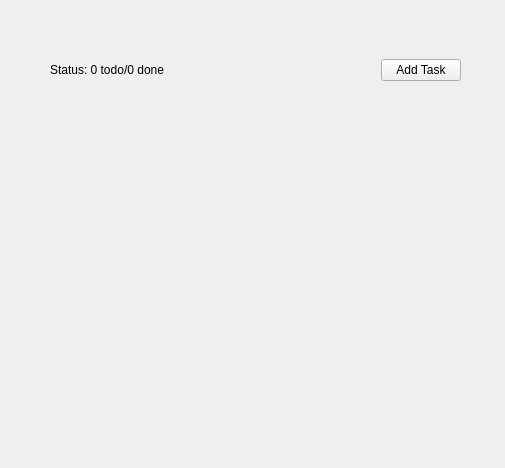
Old version of the form mainwindow.ui in the repository MohamedGimmiy/Todo-App-QT-C-.
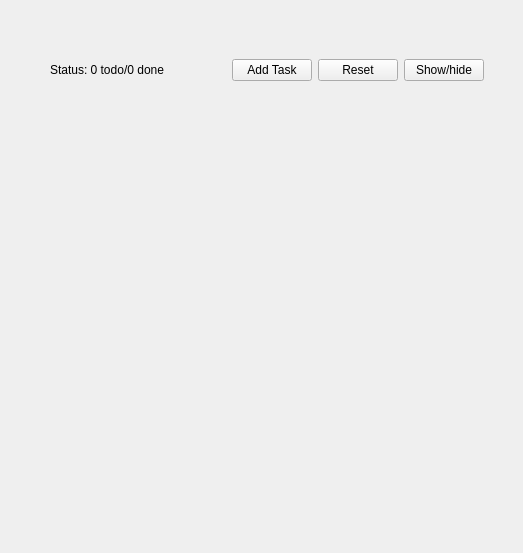
New version of the form.

Commit message: Add reset tasks

Patch:
```diff
--- a/mainwindow.ui
+++ b/mainwindow.ui
@@ -6,8 +6,8 @@
    <rect>
     <x>0</x>
     <y>0</y>
-    <width>505</width>
-    <height>468</height>
+    <width>523</width>
+    <height>553</height>
    </rect>
   </property>
   <property name="windowTitle">
@@ -20,10 +20,13 @@
       <x>50</x>
       <y>120</y>
       <width>411</width>
-      <height>291</height>
+      <height>411</height>
      </rect>
     </property>
     <layout class="QVBoxLayout" name="tasksLayout">
+     <property name="spacing">
+      <number>0</number>
+     </property>
      <property name="sizeConstraint">
       <enum>QLayout::SetDefaultConstraint</enum>
      </property>
@@ -34,7 +37,7 @@
      <rect>
       <x>50</x>
       <y>30</y>
-      <width>411</width>
+      <width>434</width>
       <height>80</height>
      </rect>
     </property>
@@ -66,6 +69,20 @@
        </property>
       </widget>
      </item>
+     <item>
+      <widget class="QPushButton" name="Reset">
+       <property name="text">
+        <string>Reset</string>
+       </property>
+      </widget>
+     </item>
+     <item>
+      <widget class="QPushButton" name="pushButton">
+       <property name="text">
+        <string>Show/hide</string>
+       </property>
+      </widget>
+     </item>
     </layout>
    </widget>
   </widget>
```
The commit also changes 3 other files.
